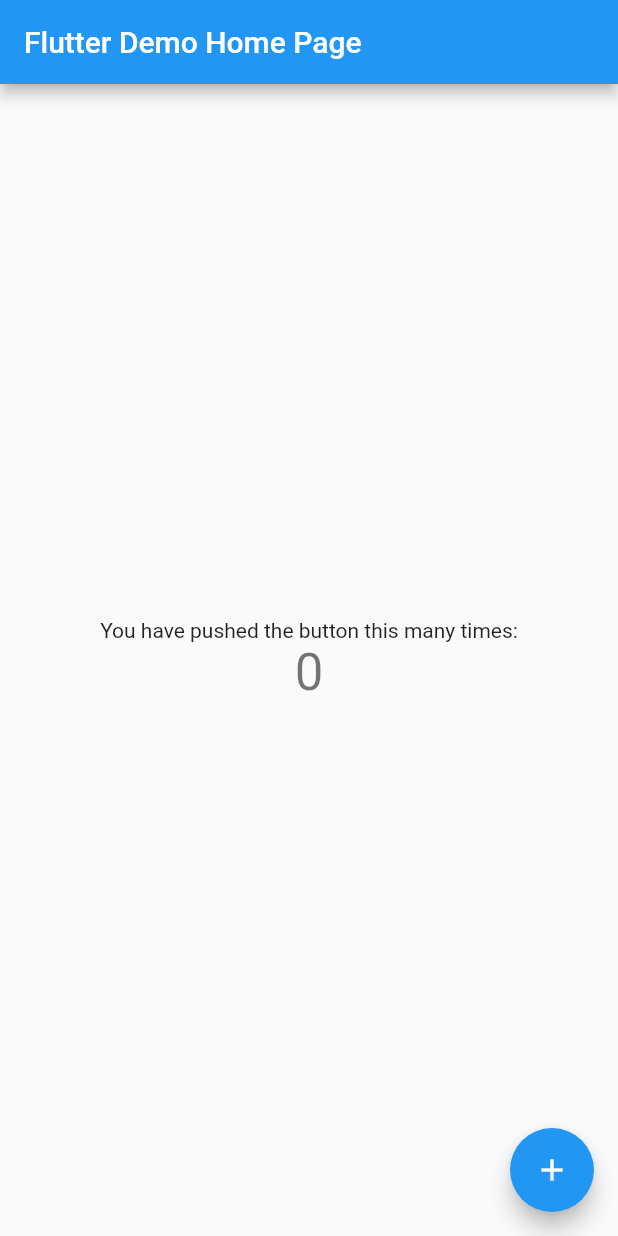
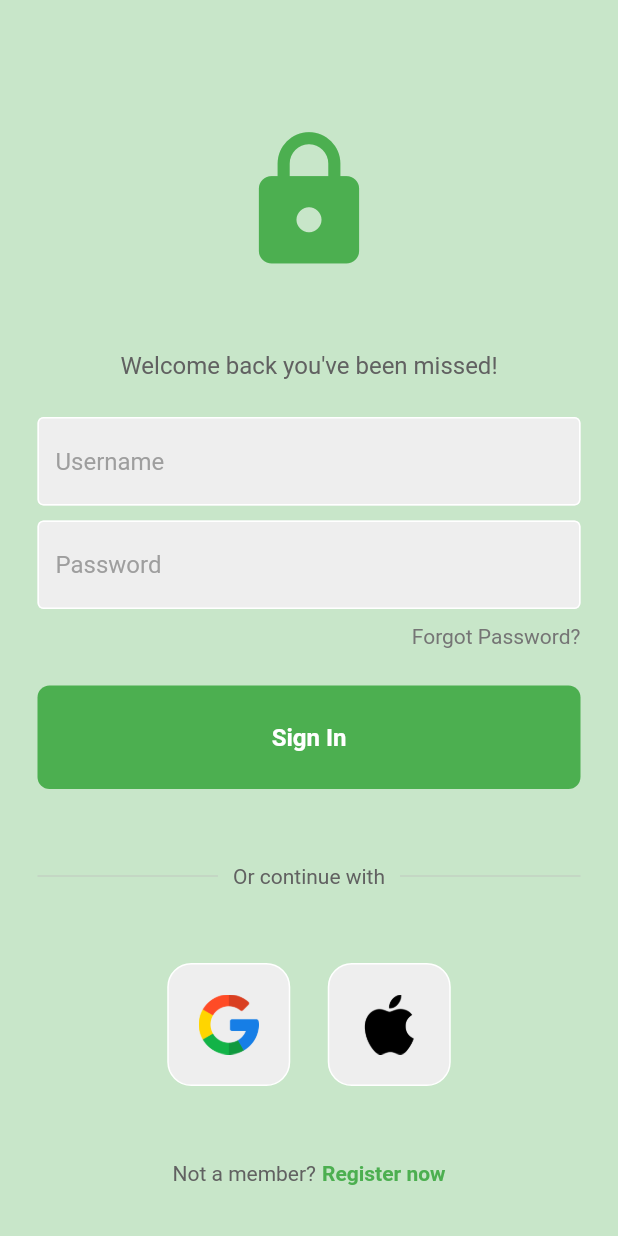
Before and after one commit to brnce/ToDo-App, a Flutter app: the screen it shows after launch, on a phone screen of 412 x 824 dp. Run offline on Flutter 3.47's test engine with Material 2 defaults, Android fonts, the phone set to English and light mode, and no system bars; our stand-ins replace flutter_slidable, hive_flutter; accounts and stored records are empty.

Commit message:
progress made

```diff
--- /dev/null
+++ b/chorehunter/lib/components/my_button.dart
@@ -0,0 +1,33 @@
+
+import 'package:flutter/material.dart';
+
+class MyButton extends StatelessWidget {
+  final Function()? onTap;
+
+  const MyButton({super.key, required this.onTap});
+
+  @override
+  Widget build(BuildContext context) {
+    return GestureDetector(
+      onTap: onTap,
+      child: Container(
+        padding: const EdgeInsets.all(25),
+        margin: const EdgeInsets.symmetric(horizontal: 25),
+        decoration: BoxDecoration(
+          color: Colors.green.shade500,
+          borderRadius: BorderRadius.circular(8),
+        ),
+        child: const Center(
+          child: Text(
+            "Sign In",
+            style: TextStyle(
+              color: Colors.white,
+              fontWeight: FontWeight.bold,
+              fontSize: 16,
+            ),
+          ),
+        ),
+      ),
+    );
+  }
+}
--- /dev/null
+++ b/chorehunter/lib/components/my_textfield.dart
@@ -0,0 +1,36 @@
+import 'package:flutter/material.dart';
+
+class MyTextField extends StatelessWidget {
+  final controller;
+  final String hintText;
+  final bool obscureText;
+
+  const MyTextField({
+    super.key,
+    required this.controller,
+    required this.hintText,
+    required this.obscureText,
+  });
+
+  @override
+  Widget build(BuildContext context) {
+    return Padding(
+      padding: const EdgeInsets.symmetric(horizontal: 25.0),
+      child: TextField(
+        controller: controller,
+        obscureText: obscureText,
+        decoration: InputDecoration(
+            enabledBorder: const OutlineInputBorder(
+              borderSide: BorderSide(color: Colors.white),
+            ),
+            focusedBorder: OutlineInputBorder(
+              borderSide: BorderSide(color: Colors.grey.shade400),
+            ),
+            fillColor: Colors.grey.shade200,
+            filled: true,
+            hintText: hintText,
+            hintStyle: TextStyle(color: Colors.grey[500])),
+      ),
+    );
+  }
+}
--- /dev/null
+++ b/chorehunter/lib/components/square_tile.dart
@@ -0,0 +1,25 @@
+import 'package:flutter/material.dart';
+
+class SquareTile extends StatelessWidget {
+  final String imagePath;
+  const SquareTile({
+    super.key,
+    required this.imagePath,
+  });
+
+  @override
+  Widget build(BuildContext context) {
+    return Container(
+      padding: EdgeInsets.all(20),
+      decoration: BoxDecoration(
+        border: Border.all(color: Colors.white),
+        borderRadius: BorderRadius.circular(16),
+        color: Colors.grey[200],
+      ),
+      child: Image.asset(
+        imagePath,
+        height: 40,
+      ),
+    );
+  }
+}
--- a/chorehunter/lib/main.dart
+++ b/chorehunter/lib/main.dart
@@ -1,115 +1,27 @@
+import 'package:chorehunter/pages/login_page.dart';
 import 'package:flutter/material.dart';
+import 'package:hive_flutter/hive_flutter.dart';
+import 'pages/home_page.dart';
 
-void main() {
+void main() async {
+  // init the hive
+  await Hive.initFlutter();
+
+  // open a box
+  var box = await Hive.openBox('mybox');
+
   runApp(const MyApp());
 }
 
 class MyApp extends StatelessWidget {
   const MyApp({super.key});
 
-  // This widget is the root of your application.
   @override
   Widget build(BuildContext context) {
     return MaterialApp(
-      title: 'Flutter Demo',
-      theme: ThemeData(
-        // This is the theme of your application.
-        //
-        // Try running your application with "flutter run". You'll see the
-        // application has a blue toolbar. Then, without quitting the app, try
-        // changing the primarySwatch below to Colors.green and then invoke
-        // "hot reload" (press "r" in the console where you ran "flutter run",
-        // or simply save your changes to "hot reload" in a Flutter IDE).
-        // Notice that the counter didn't reset back to zero; the application
-        // is not restarted.
-        primarySwatch: Colors.blue,
-      ),
-      home: const MyHomePage(title: 'Flutter Demo Home Page'),
+      debugShowCheckedModeBanner: false,
+      home: LoginPage(),
+      theme: ThemeData(primarySwatch: Colors.green),
     );
   }
 }
-
-class MyHomePage extends StatefulWidget {
-  const MyHomePage({super.key, required this.title});
-
-  // This widget is the home page of your application. It is stateful, meaning
-  // that it has a State object (defined below) that contains fields that affect
-  // how it looks.
-
-  // This class is the configuration for the state. It holds the values (in this
-  // case the title) provided by the parent (in this case the App widget) and
-  // used by the build method of the State. Fields in a Widget subclass are
-  // always marked "final".
-
-  final String title;
-
-  @override
-  State<MyHomePage> createState() => _MyHomePageState();
-}
-
-class _MyHomePageState extends State<MyHomePage> {
-  int _counter = 0;
-
-  void _incrementCounter() {
-    setState(() {
-      // This call to setState tells the Flutter framework that something has
-      // changed in this State, which causes it to rerun the build method below
-      // so that the display can reflect the updated values. If we changed
-      // _counter without calling setState(), then the build method would not be
-      // called again, and so nothing would appear to happen.
-      _counter++;
-    });
-  }
-
-  @override
-  Widget build(BuildContext context) {
-    // This method is rerun every time setState is called, for instance as done
-    // by the _incrementCounter method above.
-    //
-    // The Flutter framework has been optimized to make rerunning build methods
-    // fast, so that you can just rebuild anything that needs updating rather
-    // than having to individually change instances of widgets.
-    return Scaffold(
-      appBar: AppBar(
-        // Here we take the value from the MyHomePage object that was created by
-        // the App.build method, and use it to set our appbar title.
-        title: Text(widget.title),
-      ),
-      body: Center(
-        // Center is a layout widget. It takes a single child and positions it
-        // in the middle of the parent.
-        child: Column(
-          // Column is also a layout widget. It takes a list of children and
-          // arranges them vertically. By default, it sizes itself to fit its
-          // children horizontally, and tries to be as tall as its parent.
-          //
-          // Invoke "debug painting" (press "p" in the console, choose the
-          // "Toggle Debug Paint" action from the Flutter Inspector in Android
-          // Studio, or the "Toggle Debug Paint" command in Visual Studio Code)
-          // to see the wireframe for each widget.
-          //
-          // Column has various properties to control how it sizes itself and
-          // how it positions its children. Here we use mainAxisAlignment to
-          // center the children vertically; the main axis here is the vertical
-          // axis because Columns are vertical (the cross axis would be
-          // horizontal).
-          mainAxisAlignment: MainAxisAlignment.center,
-          children: <Widget>[
-            const Text(
-              'You have pushed the button this many times:',
-            ),
-            Text(
-              '$_counter',
-              style: Theme.of(context).textTheme.headline4,
-            ),
-          ],
-        ),
-      ),
-      floatingActionButton: FloatingActionButton(
-        onPressed: _incrementCounter,
-        tooltip: 'Increment',
-        child: const Icon(Icons.add),
-      ), // This trailing comma makes auto-formatting nicer for build methods.
-    );
-  }
-}
--- /dev/null
+++ b/chorehunter/lib/pages/login_page.dart
@@ -0,0 +1,151 @@
+import 'package:flutter/material.dart';
+import '../components/my_button.dart';
+import '../components/my_textfield.dart';
+import '../components/square_tile.dart';
+
+class LoginPage extends StatelessWidget {
+  LoginPage({super.key});
+
+  // text editing controllers
+  final usernameController = TextEditingController();
+  final passwordController = TextEditingController();
+
+  // sign user in method
+  void signUserIn() {}
+
+  @override
+  Widget build(BuildContext context) {
+    return Scaffold(
+      backgroundColor: Colors.green[100],
+      body: SafeArea(
+        child: Center(
+          child: Column(
+            mainAxisAlignment: MainAxisAlignment.center,
+            children: [
+              const SizedBox(height: 50),
+
+              // logo
+              const Icon(Icons.lock, size: 100, color: Colors.green),
+
+              const SizedBox(height: 50),
+
+              // Welcome Back Message
+              Text(
+                'Welcome back you\'ve been missed!',
+                style: TextStyle(color: Colors.grey[700], fontSize: 16),
+              ),
+
+              const SizedBox(height: 25),
+
+              // username textfield
+              MyTextField(
+                controller: usernameController,
+                hintText: 'Username',
+                obscureText: false,
+              ),
+
+              const SizedBox(height: 10),
+
+              // password textfield
+              MyTextField(
+                controller: passwordController,
+                hintText: 'Password',
+                obscureText: true,
+              ),
+
+              const SizedBox(height: 10),
+
+              // forgot password?
+              Padding(
+                padding: const EdgeInsets.symmetric(horizontal: 25.0),
+                child: Row(
+                  mainAxisAlignment: MainAxisAlignment.end,
+                  children: [
+                    Text(
+                      'Forgot Password?',
+                      style: TextStyle(color: Colors.grey[600]),
+                    ),
+                  ],
+                ),
+              ),
+
+              const SizedBox(height: 25),
+
+              // sign in button
+              MyButton(
+                onTap: signUserIn,
+              ),
+
+              const SizedBox(height: 50),
+
+              // or continue with
+              Padding(
+                padding: const EdgeInsets.symmetric(horizontal: 25.0),
+                child: Row(
+                  children: [
+                    Expanded(
+                      child: Divider(
+                        thickness: 0.5,
+                        color: Colors.grey[400],
+                      ),
+                    ),
+                    Padding(
+                      padding: const EdgeInsets.symmetric(horizontal: 10.0),
+                      child: Text(
+                        'Or continue with',
+                        style: TextStyle(color: Colors.grey[700]),
+                      ),
+                    ),
+                    Expanded(
+                      child: Divider(
+                        thickness: 0.5,
+                        color: Colors.grey[400],
+                      ),
+                    ),
+                  ],
+                ),
+              ),
+
+              const SizedBox(height: 50),
+
+              // google + apple sign in buttons
+              Row(
+                mainAxisAlignment: MainAxisAlignment.center,
+                children: const [
+                  // google button
+                  SquareTile(imagePath: 'lib/images/google.png'),
+
+                  SizedBox(width: 25),
+
+                  // apple button
+                  SquareTile(imagePath: 'lib/images/apple.png')
+                ],
+              ),
+
+              const SizedBox(height: 50),
+
+              // not a member? register now
+              Row(
+                mainAxisAlignment: MainAxisAlignment.center,
+                children: [
+                  Text(
+                    'Not a member?',
+                    style: TextStyle(color: Colors.grey[700]),
+                  ),
+                  const SizedBox(width: 4),
+                  const Text(
+                    'Register now',
+                    style: TextStyle(
+                      color: Colors.green,
+                      fontWeight: FontWeight.bold,
+                    ),
+                  ),
+                ],
+              )
+            ],
+          ),
+        ),
+      ),
+    );
+  }
+}
--- /dev/null
+++ b/chorehunter/lib/util/my_button.dart
@@ -0,0 +1,22 @@
+// ignore_for_file: public_member_api_docs, sort_constructors_first
+import 'package:flutter/material.dart';
+
+class MyButton extends StatelessWidget {
+  final String text;
+  VoidCallback onPressed;
+
+  MyButton({
+    super.key,
+    required this.text,
+    required this.onPressed,
+  });
+
+  @override
+  Widget build(BuildContext context) {
+    return MaterialButton(
+      onPressed: onPressed,
+      color: Theme.of(context).primaryColor,
+      child: Text(text),
+    );
+  }
+}
```
Also changed, not shown: chorehunter/lib/data/database.dart (added, +26 -0 lines), chorehunter/lib/pages/home_page.dart (added, +99 -0 lines), chorehunter/lib/util/dialog_box.dart (added, +54 -0 lines), chorehunter/lib/util/todo_tile.dart (added, +61 -0 lines), chorehunter/pubspec.yaml (+7 -1 lines), chorehunter/lib/images/apple.png (added), chorehunter/lib/images/google.png (added), chorehunter/pubspec.lock, 10 other files.
